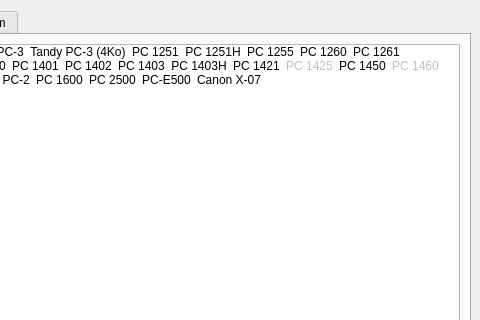
Old version of the form ui/startup.ui in the repository TheProjecter/pockemul; both pictures show x 224 to 704 and y 0 to 320 of the 704 by 557 pixel window.
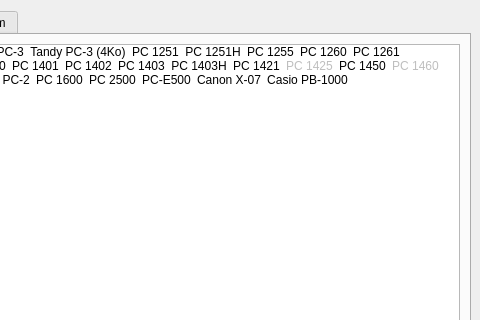
New version of the form. Icons and pictures are not drawn.

```diff
--- a/ui/startup.ui
+++ b/ui/startup.ui
@@ -374,6 +374,15 @@
             <normaloff>:/x07/x07.png</normaloff>:/x07/x07.png</iconset>
           </property>
          </item>
+         <item>
+          <property name="text">
+           <string>Casio PB-1000</string>
+          </property>
+          <property name="icon">
+           <iconset resource="../resources/pb1000.qrc">
+            <normaloff>:/pb1000/pb-1000.png</normaloff>:/pb1000/pb-1000.png</iconset>
+          </property>
+         </item>
         </widget>
        </item>
       </layout>
```
Left out of the diff: 1 changed line with no effect on the pictures.
